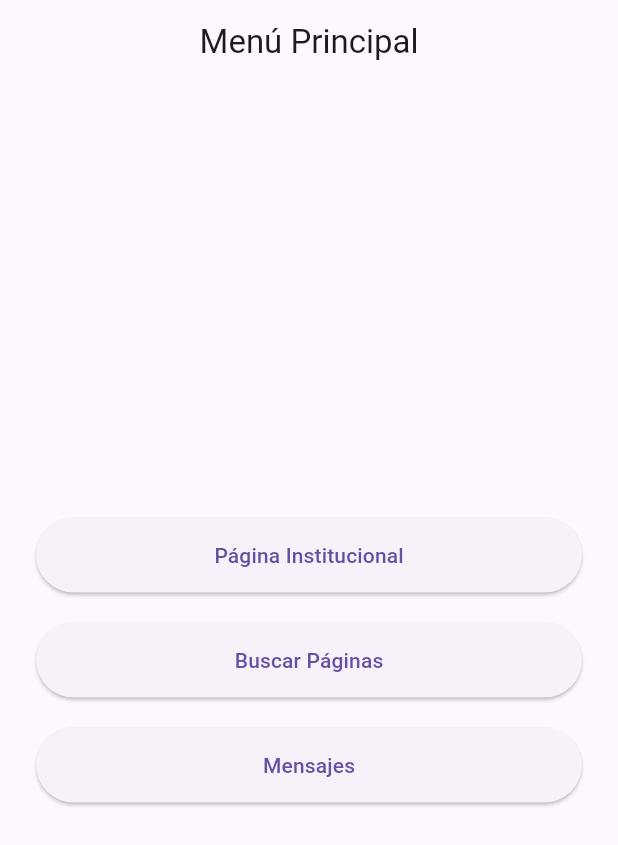
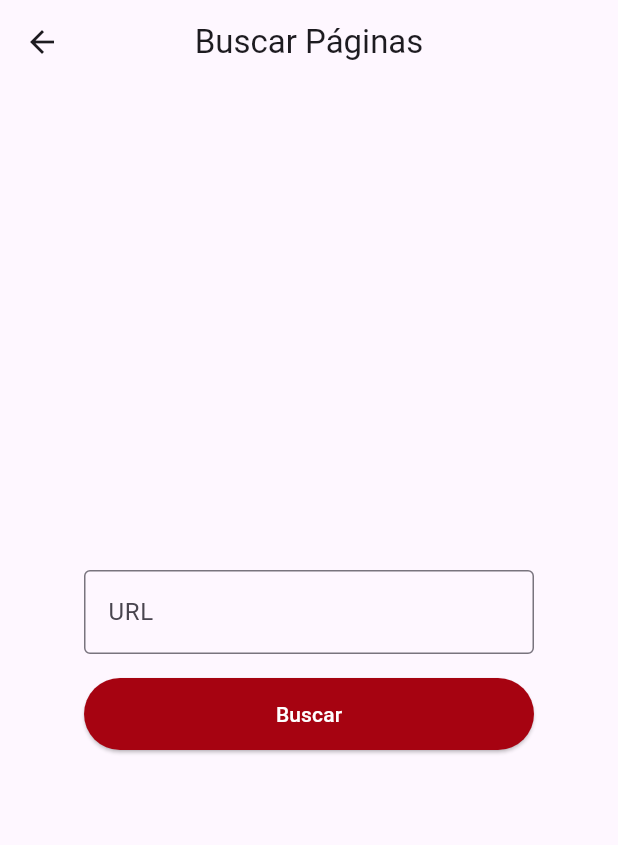
Before and after one commit to SantiagoBulla/myapp, a Flutter app: the screen it shows after launch, after a tap on "Buscar Páginas", on a phone screen of 412 x 824 dp. Shown: the top 845 px of the screen. Run offline on Flutter 3.47's test engine with Material 3 defaults, Android fonts, the phone set to English and light mode, and no system bars; our stand-ins replace fluttertoast.

Commit message:
- Search pages logic was implemented sucessfully

```diff
--- a/lib/main_menu.dart
+++ b/lib/main_menu.dart
@@ -1,11 +1,12 @@
+// lib/main_menu.dart
 import 'package:flutter/material.dart';
 import 'package:url_launcher/url_launcher.dart';
+import 'search_pages.dart';
 
 class MainMenu extends StatelessWidget {
   const MainMenu({super.key});
 
-  // Function to open webpage
-  Future<void> _launchURL() async {
+  Future<void> _launchInstitutionalPage() async {
     final Uri url = Uri.parse("https://umb.edu.co/");
     if (!await launchUrl(url, mode: LaunchMode.externalApplication)) {
       throw Exception('Could not launch $url');
@@ -15,38 +16,56 @@ class MainMenu extends StatelessWidget {
   @override
   Widget build(BuildContext context) {
     return Scaffold(
-      appBar: AppBar(title: const Text("Menú Principal"), centerTitle: true),
+      appBar: AppBar(title: const Text("Menú de opciones"), centerTitle: true),
       body: Padding(
         padding: const EdgeInsets.all(24.0),
         child: Column(
           mainAxisAlignment: MainAxisAlignment.center,
           children: [
-            // Página Institucional Button
+            // Institutional Page Button
             ElevatedButton(
               style: ElevatedButton.styleFrom(
                 minimumSize: const Size(double.infinity, 50),
+                backgroundColor: const Color(
+                  0xFFA60311,
+                ), // Button background (#A60311)
+                foregroundColor: Colors.white, // Font color (white)
+                textStyle: TextStyle(fontSize: 18, fontWeight: FontWeight.w300),
               ),
-              onPressed: _launchURL, // Open the UMB website
+              onPressed: _launchInstitutionalPage,
               child: const Text("Página Institucional"),
             ),
             const SizedBox(height: 20),
 
-            // Buscar Páginas Button
+            // Search Pages Button -> navigate to new screen
             ElevatedButton(
               style: ElevatedButton.styleFrom(
                 minimumSize: const Size(double.infinity, 50),
+                backgroundColor: const Color(
+                  0xFF2E7731,
+                ), // Button background (#A60311)
+                foregroundColor: Colors.white, // font color
+                textStyle: TextStyle(fontSize: 18, fontWeight: FontWeight.w300),
               ),
               onPressed: () {
-                // TODO: Implement search page
+                Navigator.push(
+                  context,
+                  MaterialPageRoute(builder: (_) => const SearchPages()),
+                );
               },
               child: const Text("Buscar Páginas"),
             ),
             const SizedBox(height: 20),
 
-            // Mensajes Button
+            // Messages Button
             ElevatedButton(
               style: ElevatedButton.styleFrom(
                 minimumSize: const Size(double.infinity, 50),
+                backgroundColor: const Color(
+                  0xFF333C88,
+                ), // Button background (#A60311)
+                foregroundColor: Colors.white, // font color
+                textStyle: TextStyle(fontSize: 18, fontWeight: FontWeight.w300),
               ),
               onPressed: () {
                 // TODO: Implement messages page
--- /dev/null
+++ b/lib/search_pages.dart
@@ -0,0 +1,99 @@
+// lib/search_pages.dart
+import 'package:flutter/material.dart';
+import 'package:fluttertoast/fluttertoast.dart';
+import 'package:url_launcher/url_launcher.dart';
+
+class SearchPages extends StatefulWidget {
+  const SearchPages({Key? key}) : super(key: key);
+
+  @override
+  State<SearchPages> createState() => _SearchPagesState();
+}
+
+class _SearchPagesState extends State<SearchPages> {
+  final TextEditingController _controller = TextEditingController();
+
+  @override
+  void dispose() {
+    _controller.dispose();
+    super.dispose();
+  }
+
+  Future<void> _search() async {
+    final input = _controller.text.trim();
+
+    // Validate must start with https://
+    if (!input.toLowerCase().startsWith('https://')) {
+      Fluttertoast.showToast(
+        msg: 'The URL format is incorrect, please try again',
+        toastLength: Toast.LENGTH_SHORT,
+        gravity: ToastGravity.BOTTOM,
+      );
+      return;
+    }
+
+    try {
+      final Uri url = Uri.parse(input);
+      if (!await launchUrl(url, mode: LaunchMode.externalApplication)) {
+        Fluttertoast.showToast(
+          msg: 'The URL no pudo ser abierta',
+          toastLength: Toast.LENGTH_SHORT,
+          gravity: ToastGravity.BOTTOM,
+        );
+      }
+    } catch (e) {
+      Fluttertoast.showToast(
+        msg: 'El formato de la URL es incorrecto, intente de nuevo',
+        toastLength: Toast.LENGTH_SHORT,
+        gravity: ToastGravity.BOTTOM,
+      );
+      return;
+    }
+  }
+
+  @override
+  Widget build(BuildContext context) {
+    return Scaffold(
+      appBar: AppBar(title: const Text('Buscar Páginas'), centerTitle: true),
+      body: Center(
+        // <-- Centers both vertically & horizontally
+        child: Padding(
+          padding: const EdgeInsets.all(16.0),
+          child: Column(
+            mainAxisSize: MainAxisSize.min, // <-- Shrinks column to content
+            crossAxisAlignment: CrossAxisAlignment.center,
+            children: [
+              SizedBox(
+                width: 300, // optional: keep text field nicely sized
+                child: TextField(
+                  controller: _controller,
+                  decoration: const InputDecoration(
+                    hintText: 'https://example.com',
+                    labelText: 'URL',
+                    border: OutlineInputBorder(),
+                  ),
+                  keyboardType: TextInputType.url,
+                  textInputAction: TextInputAction.go,
+                  onSubmitted: (_) => _search(),
+                ),
+              ),
+              const SizedBox(height: 16),
+              SizedBox(
+                width: 300, // keep button same width as textfield
+                child: ElevatedButton(
+                  onPressed: _search,
+                  style: ElevatedButton.styleFrom(
+                    minimumSize: const Size(double.infinity, 48),
+                    backgroundColor: const Color(0xFFA60311), // #A60311
+                    foregroundColor: Colors.white, // font color
+                  ),
+                  child: const Text('Buscar'),
+                ),
+              ),
+            ],
+          ),
+        ),
+      ),
+    );
+  }
+}
--- a/pubspec.yaml
+++ b/pubspec.yaml
@@ -31,6 +31,7 @@ dependencies:
   flutter:
     sdk: flutter
   url_launcher: ^6.3.1
+  fluttertoast: ^8.2.1
 
   # The following adds the Cupertino Icons font to your application.
   # Use with the CupertinoIcons class for iOS style icons.
```
Also changed, not shown: pubspec.lock.
